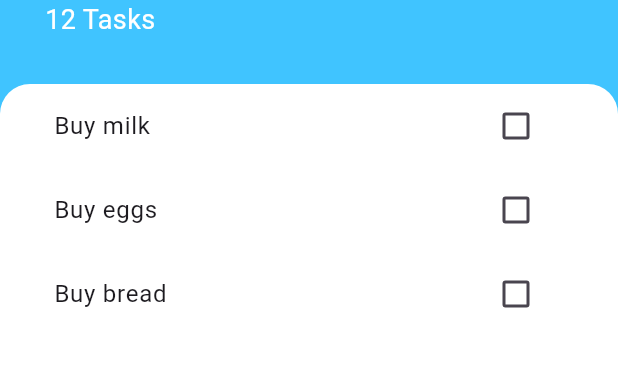
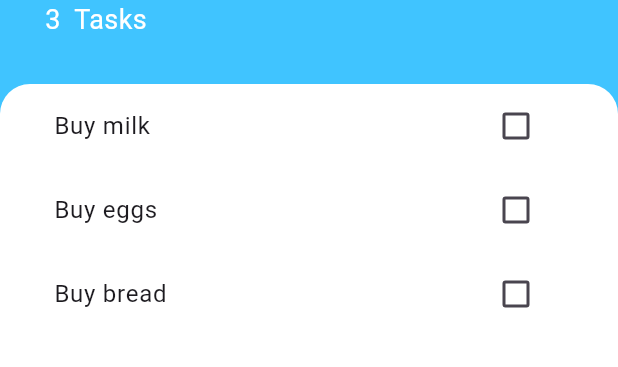
Before and after one commit to palmaone/ayu_todoey, a Flutter app: the screen it shows after launch, on a phone screen of 412 x 824 dp, the part 303-670 px from its top. Run offline on Flutter 3.47's test engine with Material 3 defaults, Android fonts, the phone set to English and light mode, and no system bars.

Commit message:
We lifted the state up to the tasks_screen.dart parent widget so that we can pass down the state and a callback to the child widgets in order to handle the click of the add_task_screen.dart MaterialButton

```diff
--- a/lib/screens/tasks_screen.dart
+++ b/lib/screens/tasks_screen.dart
@@ -1,13 +1,27 @@
 import 'package:ayu_todoey/screens/add_task_screen.dart';
 import 'package:flutter/material.dart';
 
+import '../models/task.dart';
 import '../widgets/tasks_list.dart';
 
-class TasksScreen extends StatelessWidget {
+class TasksScreen extends StatefulWidget {
   const TasksScreen({super.key});
 
   @override
+  State<TasksScreen> createState() => _TasksScreenState();
+}
+
+class _TasksScreenState extends State<TasksScreen> {
+
+  List<Task> tasks = [
+    Task( name: 'Buy milk' ),
+    Task( name: 'Buy eggs' ),
+    Task( name: 'Buy bread' ),
+  ];
+
+  @override
   Widget build(BuildContext context) {
+    // const String tasksNum = '${tasks.length}  Tasks' ;
     return Scaffold(
       backgroundColor: Colors.lightBlueAccent,
       floatingActionButton: FloatingActionButton(
@@ -17,7 +31,12 @@ class TasksScreen extends StatelessWidget {
             color: Colors.white,
         ),
         onPressed: (){
-          showModalBottomSheet(context: context, builder: (context) => const AddTaskScreen());
+          showModalBottomSheet(context: context, builder: (context) => AddTaskScreen((newTaskTitle){
+            setState(() {
+              tasks.add(Task(name: newTaskTitle));
+            });
+            Navigator.pop(context);
+          }));
         },
       ),
       body: Column(
@@ -25,10 +44,10 @@ class TasksScreen extends StatelessWidget {
         children: [
           Container(
             padding: const EdgeInsets.only(top: 60.0, right: 30.0, bottom: 30.0, left: 30.0),
-            child: const Column(
+            child: Column(
               crossAxisAlignment: CrossAxisAlignment.start,
               children: <Widget>[
-                CircleAvatar(
+                const CircleAvatar(
                   backgroundColor: Colors.white,
                   radius: 30.0,
                   child: Icon(
@@ -37,8 +56,8 @@ class TasksScreen extends StatelessWidget {
                     size: 30.0,
                   ),
                 ),
-                SizedBox(height: 10.0,),
-                Text(
+                const SizedBox(height: 10.0,),
+                const Text(
                     'Todoey',
                   style: TextStyle(
                     color: Colors.white,
@@ -48,8 +67,8 @@ class TasksScreen extends StatelessWidget {
                   ),
                 ),
                 Text(
-                  '12 Tasks',
-                  style: TextStyle(
+                  '${ tasks.length }  Tasks' ,
+                  style: const TextStyle(
                     color: Colors.white,
                     fontSize: 18.0,
                   ),
@@ -67,7 +86,7 @@ class TasksScreen extends StatelessWidget {
                   topRight: Radius.circular(20.0),
                 ),
               ),
-              child: const TasksList(),
+              child: TasksList(tasks: tasks,),
             ),
           ),
         ],
--- a/lib/widgets/tasks_list.dart
+++ b/lib/widgets/tasks_list.dart
@@ -1,10 +1,11 @@
 import 'package:ayu_todoey/widgets/task_tile.dart';
 import 'package:flutter/material.dart';
-
 import '../models/task.dart';
 
 class TasksList extends StatefulWidget {
+  final List<Task> tasks;
   const TasksList({
+    required this.tasks,
     super.key,
   });
 
@@ -13,26 +14,21 @@ class TasksList extends StatefulWidget {
 }
 
 class _TasksListState extends State<TasksList> {
-  List<Task> tasks = [
-    Task( name: 'Buy milk' ),
-    Task( name: 'Buy eggs' ),
-    Task( name: 'Buy bread' ),
-  ];
   @override
   Widget build(BuildContext context) {
     return ListView.builder(
         itemBuilder: (context, index){
           return TaskTile(
-              isChecked: tasks[index].isDone,
-              title: tasks[index].name,
+              isChecked: widget.tasks[index].isDone,
+              title: widget.tasks[index].name,
               checkboxCallback: (bool? checkBoxState){
                 setState(() {
-                  tasks[index].toggleDone();
+                  widget.tasks[index].toggleDone();
                 });
               }
           );
         },
-        itemCount: tasks.length,
+        itemCount: widget.tasks.length,
     );
   }
 }
```
Also changed, not shown: lib/screens/add_task_screen.dart (+11 -2 lines).
